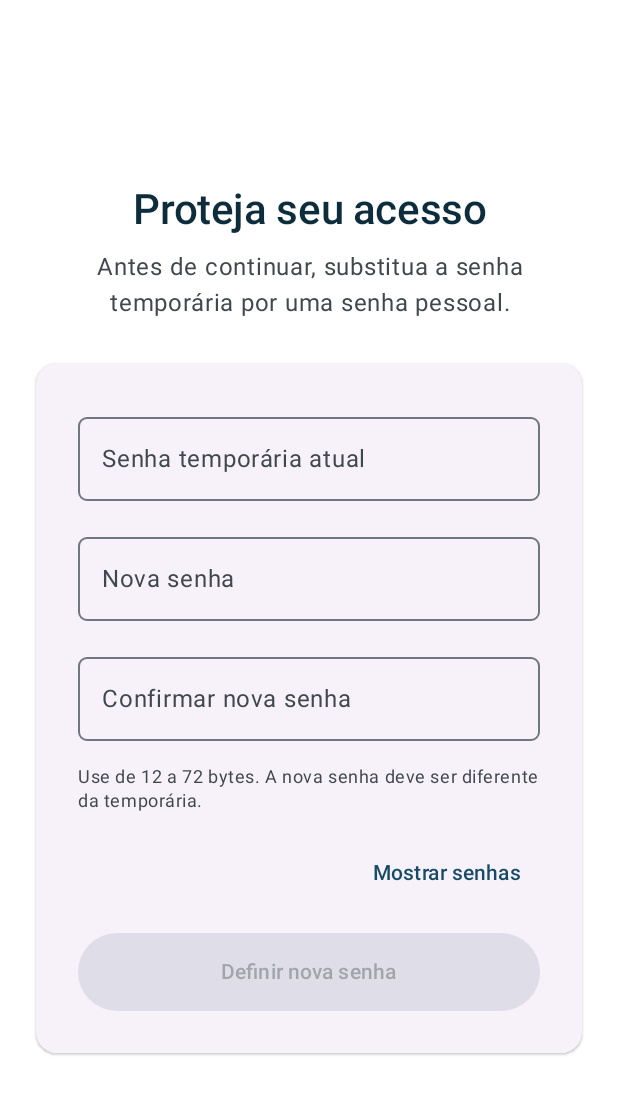
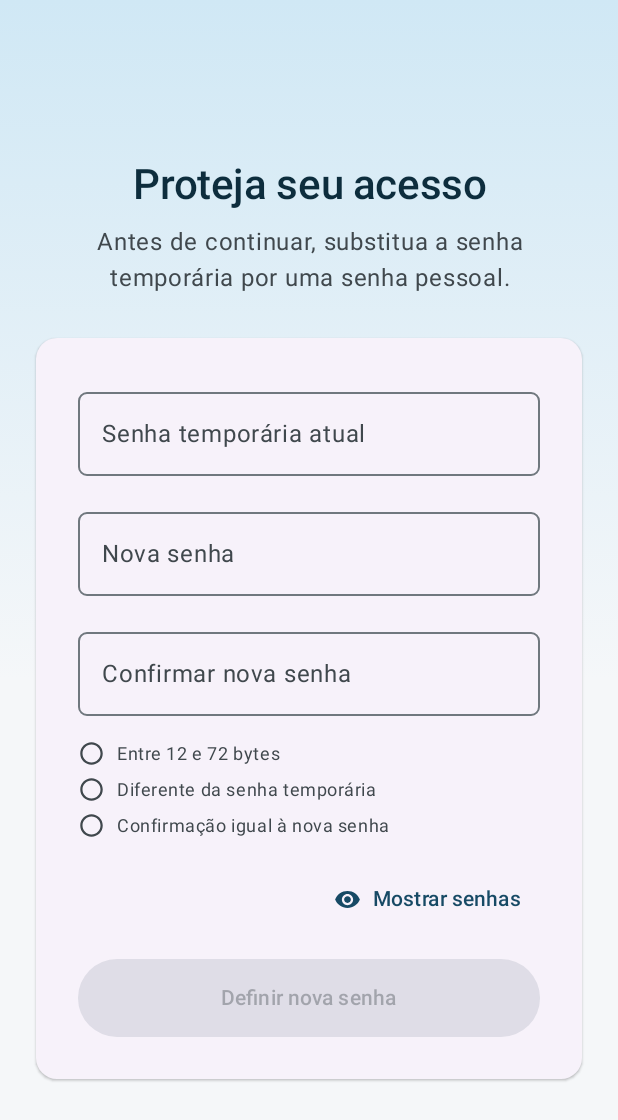
Before and after one commit to LeonardoGalvaoToffoli/ponto-controle-pi, an Android app built with Jetpack Compose: the @Preview function PasswordChangeScreenPreview, on a phone screen of 412 x 824 dp. Shown: the top 1120 px of the screen. Run offline under Robolectric (Android 15) with nearby library versions, the phone set to English and light mode, and no system bars.

Commit message:
feat(android): add live password requirements checklist

```diff
--- a/android/app/src/main/java/com/leonardogalvao/pontocontrole/feature/passwordchange/PasswordChangeScreen.kt
+++ b/android/app/src/main/java/com/leonardogalvao/pontocontrole/feature/passwordchange/PasswordChangeScreen.kt
@@ -1,7 +1,9 @@
 package com.leonardogalvao.pontocontrole.feature.passwordchange
 
+import androidx.compose.foundation.background
 import androidx.compose.foundation.layout.Arrangement
 import androidx.compose.foundation.layout.Column
+import androidx.compose.foundation.layout.Row
 import androidx.compose.foundation.layout.Spacer
 import androidx.compose.foundation.layout.fillMaxSize
 import androidx.compose.foundation.layout.fillMaxWidth
@@ -9,6 +11,7 @@ import androidx.compose.foundation.layout.height
 import androidx.compose.foundation.layout.imePadding
 import androidx.compose.foundation.layout.padding
 import androidx.compose.foundation.layout.size
+import androidx.compose.foundation.layout.width
 import androidx.compose.foundation.layout.widthIn
 import androidx.compose.foundation.rememberScrollState
 import androidx.compose.foundation.text.KeyboardActions
@@ -17,6 +20,7 @@ import androidx.compose.foundation.verticalScroll
 import androidx.compose.material3.Button
 import androidx.compose.material3.CircularProgressIndicator
 import androidx.compose.material3.ElevatedCard
+import androidx.compose.material3.Icon
 import androidx.compose.material3.MaterialTheme
 import androidx.compose.material3.OutlinedTextField
 import androidx.compose.material3.Surface
@@ -27,7 +31,9 @@ import androidx.compose.runtime.LaunchedEffect
 import androidx.compose.runtime.getValue
 import androidx.compose.ui.Alignment
 import androidx.compose.ui.Modifier
+import androidx.compose.ui.graphics.Brush
 import androidx.compose.ui.platform.LocalFocusManager
+import androidx.compose.ui.res.painterResource
 import androidx.compose.ui.text.font.FontWeight
 import androidx.compose.ui.text.input.ImeAction
 import androidx.compose.ui.text.input.KeyboardType
@@ -38,6 +44,7 @@ import androidx.compose.ui.tooling.preview.Preview
 import androidx.compose.ui.unit.dp
 import androidx.lifecycle.compose.collectAsStateWithLifecycle
 import androidx.lifecycle.viewmodel.compose.viewModel
+import com.leonardogalvao.pontocontrole.R
 import com.leonardogalvao.pontocontrole.core.navigation.AppDestination
 import com.leonardogalvao.pontocontrole.core.ui.theme.PontoControleTheme
 import com.leonardogalvao.pontocontrole.feature.login.domain.AuthRepository
@@ -90,6 +97,12 @@ internal fun PasswordChangeScreen(
         Column(
             modifier = Modifier
                 .fillMaxSize()
+                .background(
+                    Brush.verticalGradient(
+                        0f to MaterialTheme.colorScheme.primaryContainer,
+                        0.55f to MaterialTheme.colorScheme.background,
+                    ),
+                )
                 .verticalScroll(rememberScrollState())
                 .imePadding()
                 .padding(horizontal = 24.dp, vertical = 32.dp),
@@ -165,16 +178,24 @@ internal fun PasswordChangeScreen(
                         },
                     )
 
-                    Text(
-                        text = "Use de 12 a 72 bytes. A nova senha deve ser diferente da temporária.",
-                        color = MaterialTheme.colorScheme.onSurfaceVariant,
-                        style = MaterialTheme.typography.bodySmall,
-                    )
+                    PasswordRequirements(state)
                     TextButton(
                         onClick = onToggleVisibility,
                         enabled = !state.isLoading,
                         modifier = Modifier.align(Alignment.End),
                     ) {
+                        Icon(
+                            painter = painterResource(
+                                if (state.passwordsVisible) {
+                                    R.drawable.ic_visibility_off
+                                } else {
+                                    R.drawable.ic_visibility
+                                },
+                            ),
+                            contentDescription = null,
+                            modifier = Modifier.size(18.dp),
+                        )
+                        Spacer(Modifier.width(8.dp))
                         Text(if (state.passwordsVisible) "Ocultar senhas" else "Mostrar senhas")
                     }
 
@@ -201,6 +222,48 @@ internal fun PasswordChangeScreen(
                 }
             }
         }
+    }
+}
+
+@Composable
+private fun PasswordRequirements(state: PasswordChangeUiState) {
+    val newPasswordBytes = state.newPassword.toByteArray(Charsets.UTF_8).size
+    Column(verticalArrangement = Arrangement.spacedBy(6.dp)) {
+        RequirementRow(
+            text = "Entre 12 e 72 bytes",
+            met = newPasswordBytes in 12..72,
+        )
+        RequirementRow(
+            text = "Diferente da senha temporária",
+            met = state.newPassword.isNotEmpty() && state.newPassword != state.currentPassword,
+        )
+        RequirementRow(
+            text = "Confirmação igual à nova senha",
+            met = state.confirmation.isNotEmpty() && state.confirmation == state.newPassword,
+        )
+    }
+}
+
+@Composable
+private fun RequirementRow(text: String, met: Boolean) {
+    val color = if (met) {
+        MaterialTheme.colorScheme.primary
+    } else {
+        MaterialTheme.colorScheme.onSurfaceVariant
+    }
+    Row(
+        horizontalArrangement = Arrangement.spacedBy(8.dp),
+        verticalAlignment = Alignment.CenterVertically,
+    ) {
+        Icon(
+            painter = painterResource(
+                if (met) R.drawable.ic_check_circle else R.drawable.ic_radio_unchecked,
+            ),
+            contentDescription = if (met) "Atendido" else "Pendente",
+            tint = color,
+            modifier = Modifier.size(18.dp),
+        )
+        Text(text, color = color, style = MaterialTheme.typography.bodySmall)
     }
 }
 
--- /dev/null
+++ b/android/app/src/main/res/drawable/ic_radio_unchecked.xml
@@ -0,0 +1,10 @@
+<?xml version="1.0" encoding="utf-8"?>
+<vector xmlns:android="http://schemas.android.com/apk/res/android"
+    android:width="24dp"
+    android:height="24dp"
+    android:viewportWidth="24"
+    android:viewportHeight="24">
+    <path
+        android:fillColor="#FF000000"
+        android:pathData="M12,2C6.48,2 2,6.48 2,12s4.48,10 10,10 10,-4.48 10,-10S17.52,2 12,2zM12,20c-4.42,0 -8,-3.58 -8,-8s3.58,-8 8,-8 8,3.58 8,8 -3.58,8 -8,8z" />
+</vector>
```
